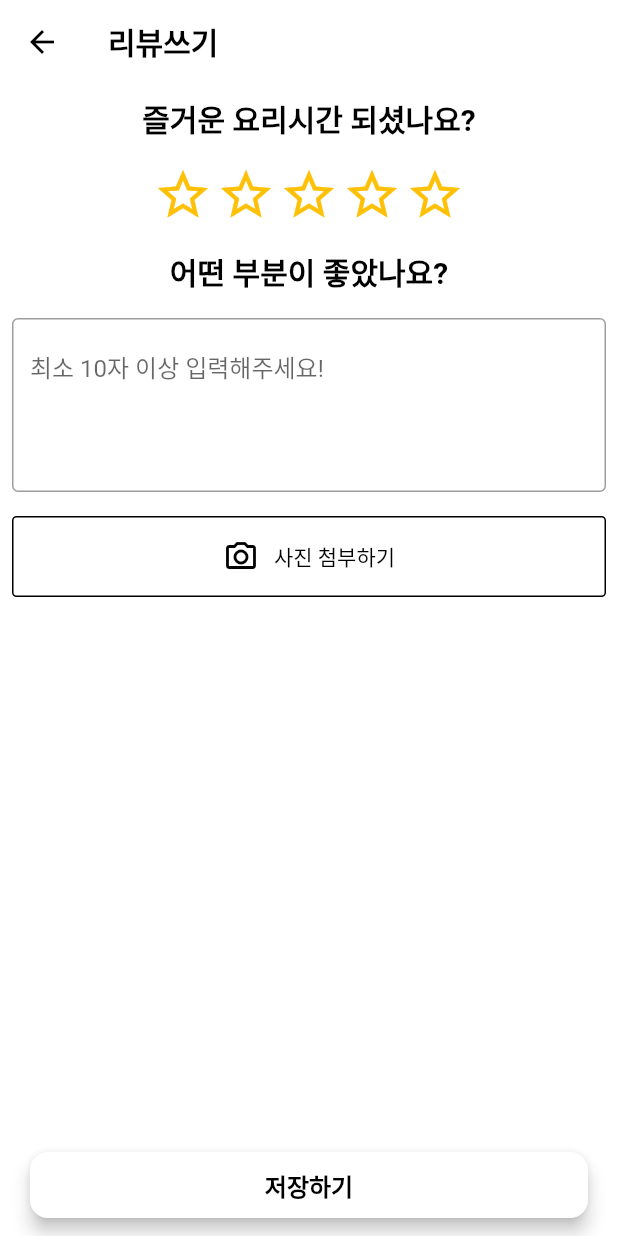
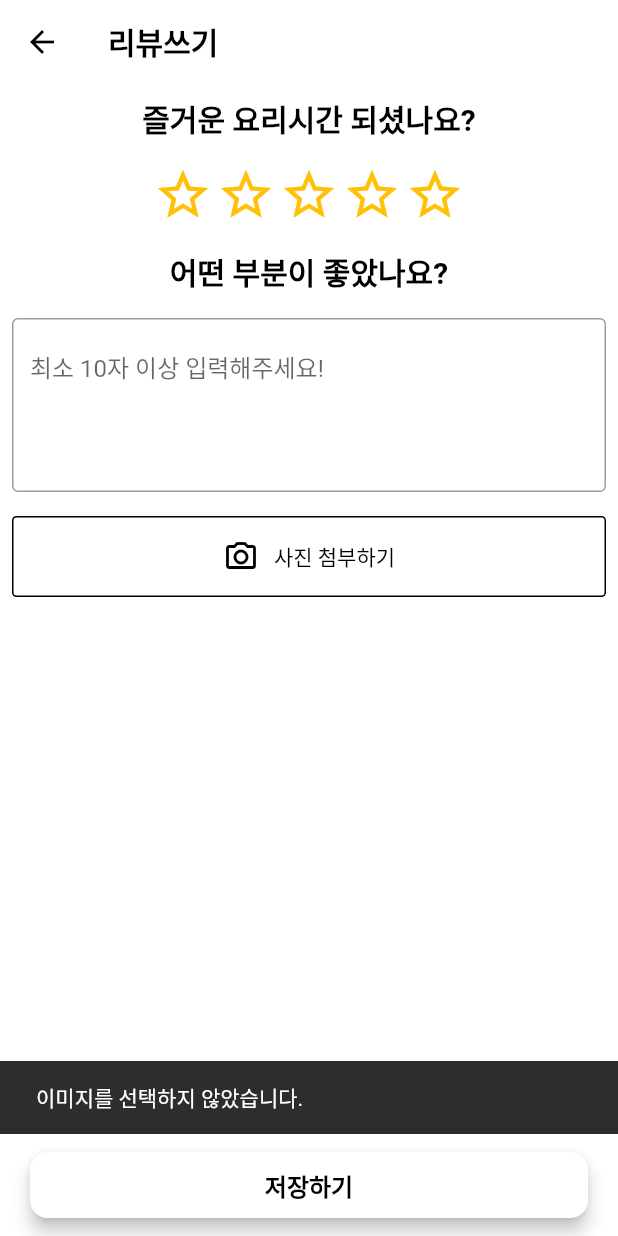
Before and after one commit to seuunng/fridge_app, a Flutter app: the AddRecipeReview screen opened directly with empty values, after a tap on "사진 첨부하기", on a phone screen of 412 x 824 dp. Run offline on Flutter 3.47's test engine with Material 3 defaults, Android fonts, the phone set to English and light mode, and no system bars; our stand-ins replace auto_size_text, cloud_firestore, csv, file_picker, firebase_auth, firebase_core and 16 more; missing offline and left inert: flutter_naver_login, kakao_flutter_sdk, photo_manager; accounts and stored records are empty; network calls fail; Roboto replaces fonts that are missing (NanumGothic).

```diff
--- a/lib/screens/recipe/add_recipe_review.dart
+++ b/lib/screens/recipe/add_recipe_review.dart
@@ -34,13 +34,12 @@ class _AddRecipeReviewState extends State<AddRecipeReview> {
   @override
   void initState() {
     super.initState();
+    _loadUserRole();
     if (widget.reviewId != null) {
       _loadReviewData();
-      _loadUserRole();
     }
   }
   void _loadUserRole() async {
-
     try {
       DocumentSnapshot userDoc = await FirebaseFirestore.instance
           .collection('users')
@@ -163,7 +162,7 @@ class _AddRecipeReviewState extends State<AddRecipeReview> {
 
     if (reviewContent.isEmpty || selectedRating == 0) {
       ScaffoldMessenger.of(context).showSnackBar(
-        SnackBar(content: Text('리뷰를 입력해주세요')),
+        SnackBar(content: Text('별점과 내용을 입력해주세요')),
       );
       return;
     }
@@ -256,17 +255,31 @@ class _AddRecipeReviewState extends State<AddRecipeReview> {
                 SizedBox(height: 16),
                 TextButton(
                   onPressed: () async {
-                    String selectedImagePath =
-                        await _selectImage(); // 이미지 선택 후 경로 반환
-                    File imageFile = File(selectedImagePath);
-                    imageUrl = await _addImage(imageFile);
-                    if (selectedImagePath.isNotEmpty) {
-                      // Firebase에 이미지 업로드
-                      if (imageUrl.isNotEmpty) {
-                        setState(() {
-                          selectedImages.add(imageUrl); // 업로드된 이미지 URL을 리스트에 추가
-                        });
+                    final ImagePicker picker = ImagePicker();
+                    final List<XFile>? pickedFiles = await picker.pickMultiImage();
+
+                    if (pickedFiles != null && pickedFiles.isNotEmpty) {
+                      for (XFile file in pickedFiles) {
+                        if (selectedImages.length >= 4) {
+                          ScaffoldMessenger.of(context).showSnackBar(
+                            SnackBar(content: Text('최대 4개의 이미지만 선택할 수 있습니다.')),
+                          );
+                          break; // 제한을 초과하면 루프 종료
+                        }
+                        String selectedImagePath = file.path;
+                        File imageFile = File(selectedImagePath);
+
+                        String uploadedImageUrl = await _addImage(imageFile);
+                        if (uploadedImageUrl.isNotEmpty) {
+                          setState(() {
+                            selectedImages.add(uploadedImageUrl);
+                          });
+                        }
                       }
+                    } else {
+                      ScaffoldMessenger.of(context).showSnackBar(
+                        SnackBar(content: Text('이미지를 선택하지 않았습니다.')),
+                      );
                     }
                   },
                   style: TextButton.styleFrom(
@@ -291,7 +304,7 @@ class _AddRecipeReviewState extends State<AddRecipeReview> {
                 if (selectedImages.isNotEmpty) ...[
                   SizedBox(height: 16),
                   Wrap(
-                    spacing: 10,
+                    spacing: 1,
                     runSpacing: 10,
                     children: selectedImages.map((imagePath) {
                       return Stack(
@@ -300,8 +313,8 @@ class _AddRecipeReviewState extends State<AddRecipeReview> {
                             padding: const EdgeInsets.all(4.0),
                             child: Image.network(
                               imagePath, // Firebase에서 불러온 이미지 URL
-                              width: 80,
-                              height: 80,
+                              width: 60,
+                              height: 60,
                               fit: BoxFit.cover,
                             ),
                           ),
--- a/lib/screens/settings/notice_data/data_first.dart
+++ b/lib/screens/settings/notice_data/data_first.dart
@@ -30,7 +30,8 @@ final Notice firstNotice = Notice(
 
 ---
 
-### 📱 **"이따 뭐먹지"와 함께하세요!**
+📱 **"이따 뭐먹지"와 함께하세요!**
+
 더 이상 버리는 식재료 없이, **스마트한 주방 생활**을 시작할 수 있습니다.
 지금 바로 만나보세요! 🚀
 """,
--- a/lib/screens/settings/notice_data/data_third.dart
+++ b/lib/screens/settings/notice_data/data_third.dart
@@ -5,7 +5,7 @@ final Notice thirdNotice = Notice(
   title: "서비스 약관 제정",
   date: DateTime(2025, 1, 23),
   content: """
-### 서비스 약관 제정 안내
+**서비스 약관 제정 안내**
 
 **이따 뭐먹지** 서비스 약관이 새롭게 제정되었습니다.
 서비스 이용과 관련된 자세한 약관 내용을 아래 링크에서 확인하실 수 있습니다.
```
Also changed, not shown: lib/screens/auth/purchase_page.dart (+11 -9 lines), lib/screens/recipe/full_screen_image_view.dart (+6 -1 lines), lib/screens/recipe/read_recipe.dart (+86 -79 lines), lib/screens/recipe/recipe_review.dart (+16 -8 lines), lib/screens/settings/app_info_page.dart (+4 -6 lines), lib/screens/settings/feedback_submission.dart (+35 -17 lines), lib/screens/settings/notice_data/data_second.dart (+7 -7 lines).
